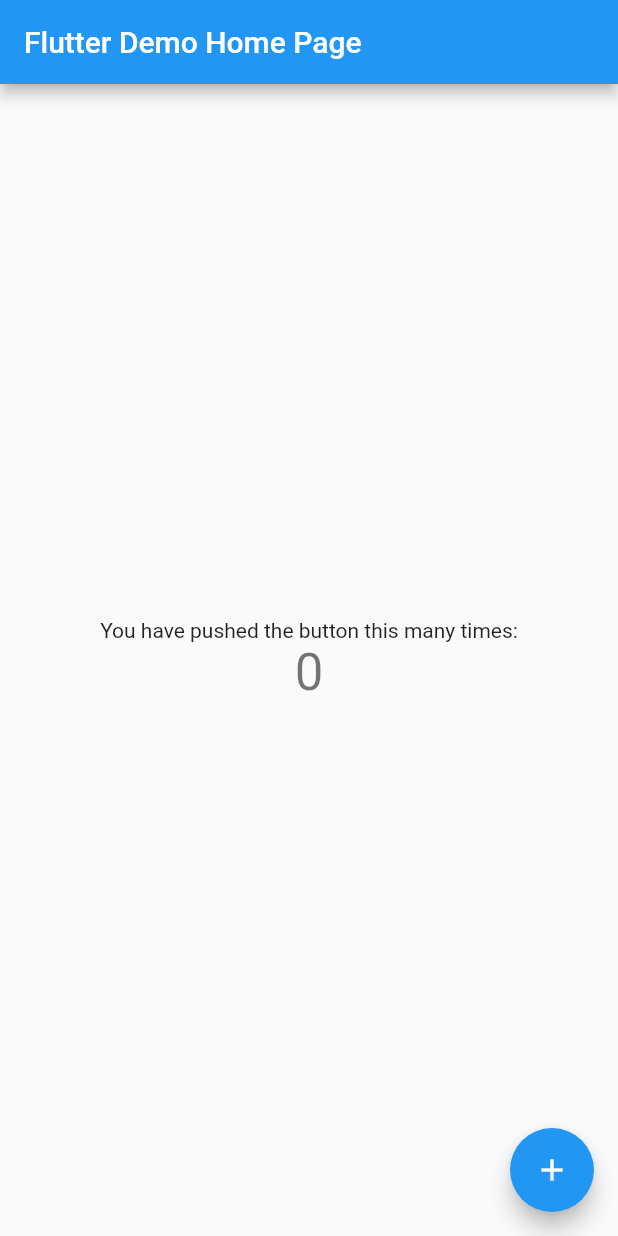
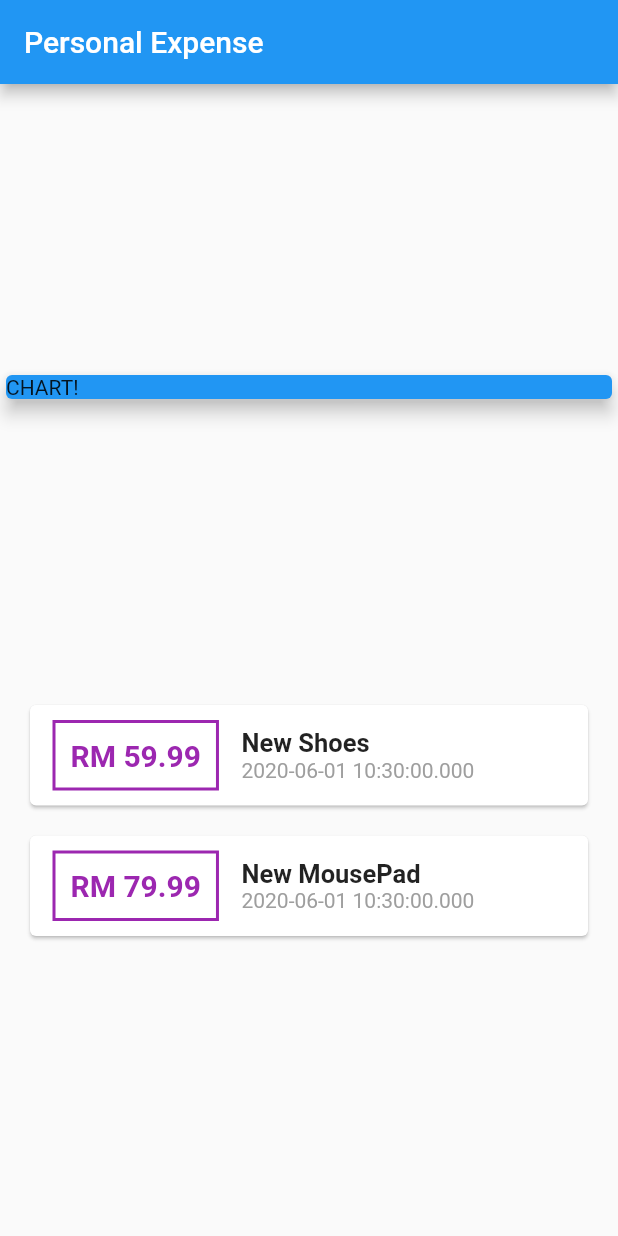
Before and after one commit to alif-haikal/personal_expense, a Flutter app: the screen it shows after launch, on a phone screen of 412 x 824 dp. Run offline on Flutter 3.47's test engine with Material 2 defaults, Android fonts, the phone set to English and light mode, and no system bars.

Commit message:
new widget

```diff
--- a/lib/main.dart
+++ b/lib/main.dart
@@ -1,111 +1,85 @@
 import 'package:flutter/material.dart';
+import './transaction.dart';
 
 void main() => runApp(MyApp());
 
 class MyApp extends StatelessWidget {
-  // This widget is the root of your application.
   @override
   Widget build(BuildContext context) {
     return MaterialApp(
-      title: 'Flutter Demo',
-      theme: ThemeData(
-        // This is the theme of your application.
-        //
-        // Try running your application with "flutter run". You'll see the
-        // application has a blue toolbar. Then, without quitting the app, try
-        // changing the primarySwatch below to Colors.green and then invoke
-        // "hot reload" (press "r" in the console where you ran "flutter run",
-        // or simply save your changes to "hot reload" in a Flutter IDE).
-        // Notice that the counter didn't reset back to zero; the application
-        // is not restarted.
-        primarySwatch: Colors.blue,
-      ),
-      home: MyHomePage(title: 'Flutter Demo Home Page'),
+      title: 'Personal Expense',
+      home: MyHomePage(),
     );
   }
 }
 
-class MyHomePage extends StatefulWidget {
-  MyHomePage({Key key, this.title}) : super(key: key);
-
-  // This widget is the home page of your application. It is stateful, meaning
-  // that it has a State object (defined below) that contains fields that affect
-  // how it looks.
-
-  // This class is the configuration for the state. It holds the values (in this
-  // case the title) provided by the parent (in this case the App widget) and
-  // used by the build method of the State. Fields in a Widget subclass are
-  // always marked "final".
-
-  final String title;
-
-  @override
-  _MyHomePageState createState() => _MyHomePageState();
-}
-
-class _MyHomePageState extends State<MyHomePage> {
-  int _counter = 0;
-
-  void _incrementCounter() {
-    setState(() {
-      // This call to setState tells the Flutter framework that something has
-      // changed in this State, which causes it to rerun the build method below
-      // so that the display can reflect the updated values. If we changed
-      // _counter without calling setState(), then the build method would not be
-      // called again, and so nothing would appear to happen.
-      _counter++;
-    });
-  }
+class MyHomePage extends StatelessWidget {
+  final List<Transaction> transaction = [
+    Transaction(
+        id: 't1', title: 'New Shoes', amount: 59.99, date: DateTime.now()),
+    Transaction(
+        id: 't2', title: 'New MousePad', amount: 79.99, date: DateTime.now())
+  ];
 
   @override
   Widget build(BuildContext context) {
-    // This method is rerun every time setState is called, for instance as done
-    // by the _incrementCounter method above.
-    //
-    // The Flutter framework has been optimized to make rerunning build methods
-    // fast, so that you can just rebuild anything that needs updating rather
-    // than having to individually change instances of widgets.
     return Scaffold(
-      appBar: AppBar(
-        // Here we take the value from the MyHomePage object that was created by
-        // the App.build method, and use it to set our appbar title.
-        title: Text(widget.title),
-      ),
-      body: Center(
-        // Center is a layout widget. It takes a single child and positions it
-        // in the middle of the parent.
-        child: Column(
-          // Column is also a layout widget. It takes a list of children and
-          // arranges them vertically. By default, it sizes itself to fit its
-          // children horizontally, and tries to be as tall as its parent.
-          //
-          // Invoke "debug painting" (press "p" in the console, choose the
-          // "Toggle Debug Paint" action from the Flutter Inspector in Android
-          // Studio, or the "Toggle Debug Paint" command in Visual Studio Code)
-          // to see the wireframe for each widget.
-          //
-          // Column has various properties to control how it sizes itself and
-          // how it positions its children. Here we use mainAxisAlignment to
-          // center the children vertically; the main axis here is the vertical
-          // axis because Columns are vertical (the cross axis would be
-          // horizontal).
-          mainAxisAlignment: MainAxisAlignment.center,
+        appBar: AppBar(
+          title: Text('Personal Expense'),
+        ),
+        body: Column(
+          mainAxisAlignment: MainAxisAlignment.spaceEvenly,
+          crossAxisAlignment: CrossAxisAlignment.stretch,
           children: <Widget>[
-            Text(
-              'You have pushed the button this many times:',
+            Container(
+              width: double.infinity,
+              child: Card(
+                child: Text('CHART!'),
+                elevation: 5,
+                color: Colors.blue,
+              ),
             ),
-            Text(
-              '$_counter',
-              style: Theme.of(context).textTheme.display1,
-            ),
+            Column(
+                children: transaction.map((trans) {
+              // return Card(child: Text(trans.title));
+              return Card(
+                  margin: EdgeInsets.symmetric(vertical: 10, horizontal: 20),
+                  child: Row(
+                    children: <Widget>[
+                      Container(
+                        margin:
+                            EdgeInsets.symmetric(vertical: 10, horizontal: 15),
+                        padding:
+                            EdgeInsets.symmetric(vertical: 10, horizontal: 10),
+                        decoration: BoxDecoration(
+                            border: Border.all(color: Colors.purple, width: 2)),
+                        child: Text(
+                          //knp pakai cara ni not just hardcode? sbb x nk string interpolation..$ sign ad gunanya by default dlm dart
+                          '\RM ${trans.amount}',
+                          style: TextStyle(
+                              fontWeight: FontWeight.bold,
+                              fontSize: 20,
+                              color: Colors.purple),
+                        ),
+                      ),
+                      Column(
+                        crossAxisAlignment: CrossAxisAlignment.start,
+                        children: <Widget>[
+                          Text(
+                            trans.title,
+                            style: TextStyle(
+                                fontWeight: FontWeight.bold, fontSize: 17),
+                          ),
+                          Text(
+                            trans.date.toString(),
+                            style: TextStyle(fontSize: 14, color: Colors.grey),
+                          ),
+                        ],
+                      )
+                    ],
+                  ));
+            }).toList())
           ],
-        ),
-      ),
-      floatingActionButton: FloatingActionButton(
-        onPressed: _incrementCounter,
-        tooltip: 'Increment',
-        child: Icon(Icons.add),
-      ), // This trailing comma makes auto-formatting nicer for build methods.
-    );
+        ));
   }
 }
```
